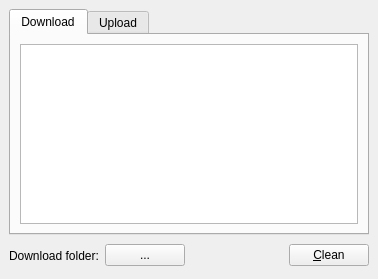
Above: wengophone/src/presentation/qt/filetransfer/FileTransferWidget.ui from tkrotoff/WengoPhone before the change. Below: the same form after it.
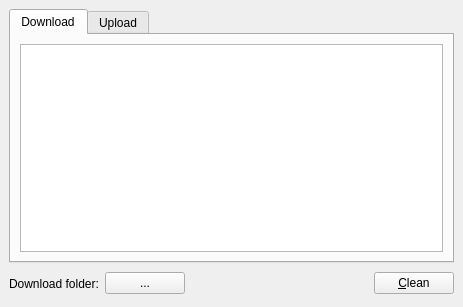
That is the form after the change. Icons and pictures are not drawn.

```diff
--- a/wengophone/src/presentation/qt/filetransfer/FileTransferWidget.ui
+++ b/wengophone/src/presentation/qt/filetransfer/FileTransferWidget.ui
@@ -8,8 +8,8 @@
    <rect>
     <x>0</x>
     <y>0</y>
-    <width>378</width>
-    <height>279</height>
+    <width>463</width>
+    <height>307</height>
    </rect>
   </property>
   <property name="windowTitle" >
```
